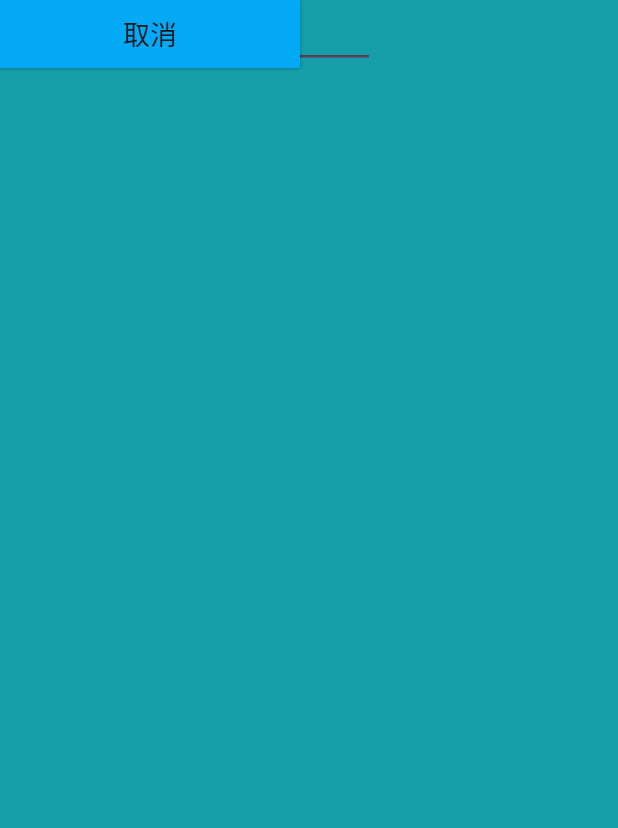
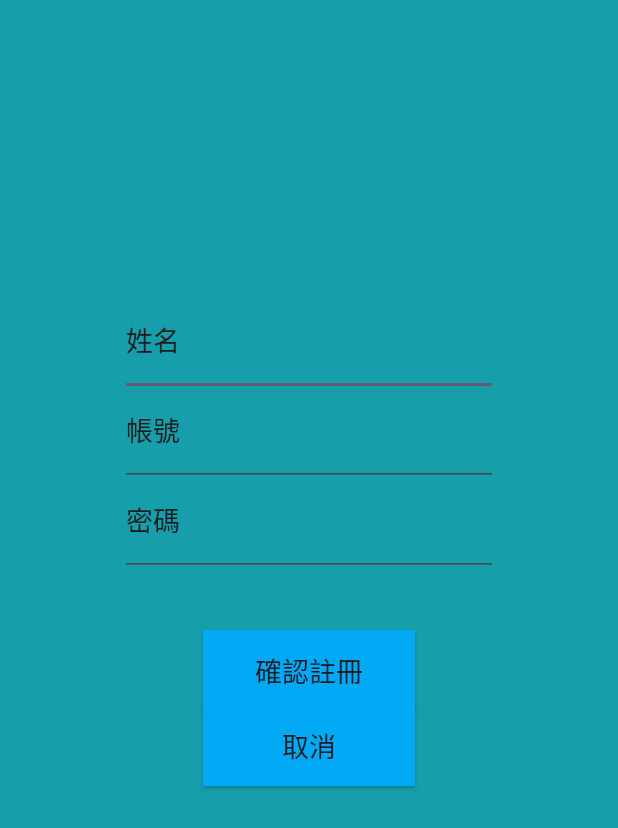
Before and after one commit to 55688rrrr/UIBasic2, an Android app: the layout register_page.xml on its own in the app's theme, with its tools: preview values and no code run, on a phone screen of 412 x 824 dp. Shown: the top 828 px of the screen. Run offline under Robolectric (Android 15) with nearby library versions, the phone set to English and light mode, and no system bars.

Commit message:
將格式修改

```diff
--- a/app/src/main/res/layout/register_page.xml
+++ b/app/src/main/res/layout/register_page.xml
@@ -1,5 +1,5 @@
 <?xml version="1.0" encoding="utf-8"?>
-<androidx.constraintlayout.widget.ConstraintLayout xmlns:android="http://schemas.android.com/apk/res/android"
+<RelativeLayout xmlns:android="http://schemas.android.com/apk/res/android"
     xmlns:app="http://schemas.android.com/apk/res-auto"
     xmlns:tools="http://schemas.android.com/tools"
     android:id="@+id/linearLayout"
@@ -9,58 +9,86 @@
     android:orientation="vertical">
 
     <androidx.appcompat.widget.AppCompatButton
-    android:id="@+id/ConfirmButton"
+        android:id="@+id/ConfirmButton"
         android:layout_width="200dp"
         android:layout_height="45dp"
+        android:layout_alignParentStart="true"
+        android:layout_alignParentTop="true"
+        android:layout_alignParentEnd="true"
+        android:layout_alignParentBottom="true"
+        android:layout_marginStart="135dp"
+        android:layout_marginTop="420dp"
+        android:layout_marginEnd="135dp"
+        android:layout_marginBottom="350dp"
         android:background="@color/itemBlue"
         android:text="確認註冊"
-        android:gravity="center"
-        android:textSize="18sp"
-        tools:layout_editor_absoluteX="105dp"
-        tools:layout_editor_absoluteY="400dp" />
+        android:textSize="18sp" />
 
     <androidx.appcompat.widget.AppCompatButton
     android:id="@+id/CancelButton"
         android:layout_width="200dp"
         android:layout_height="45dp"
+        android:layout_alignParentStart="true"
+        android:layout_alignParentTop="true"
+        android:layout_alignParentEnd="true"
+        android:layout_alignParentBottom="true"
+        android:layout_marginStart="135dp"
+        android:layout_marginTop="470dp"
+        android:layout_marginEnd="135dp"
+        android:layout_marginBottom="300dp"
         android:text="取消"
-        android:gravity="center"
         android:textSize="18sp"
-        android:background="@color/itemBlue"
-        tools:layout_editor_absoluteX="105dp"
-        tools:layout_editor_absoluteY="460dp" />
+        android:background="@color/itemBlue" />
 
     <EditText
         android:id="@+id/NameInput"
         android:layout_width="250dp"
         android:layout_height="45dp"
+        android:layout_alignParentStart="true"
+        android:layout_alignParentTop="true"
+        android:layout_alignParentEnd="true"
+        android:layout_alignParentBottom="true"
+        android:layout_marginStart="80dp"
+        android:layout_marginTop="190dp"
+        android:layout_marginEnd="80dp"
+        android:layout_marginBottom="560dp"
         android:ems="10"
         android:inputType="text"
         android:text="姓名"
-        android:textSize="18sp"
-        tools:layout_editor_absoluteX="80dp"
-        tools:layout_editor_absoluteY="200dp" />
+        android:textSize="18sp" />
 
     <EditText
         android:id="@+id/AccountInput"
         android:layout_width="250dp"
         android:layout_height="45dp"
+        android:layout_alignParentStart="true"
+        android:layout_alignParentTop="true"
+        android:layout_alignParentEnd="true"
+        android:layout_alignParentBottom="true"
+        android:layout_marginStart="80dp"
+        android:layout_marginTop="250dp"
+        android:layout_marginEnd="80dp"
+        android:layout_marginBottom="500dp"
         android:ems="10"
         android:inputType="text"
         android:text="帳號"
-        android:textSize="18sp"
-        tools:layout_editor_absoluteX="80dp"
-        tools:layout_editor_absoluteY="250dp" />
+        android:textSize="18sp" />
 
     <EditText
         android:id="@+id/PasswordInput"
         android:layout_width="250dp"
         android:layout_height="45dp"
+        android:layout_alignParentStart="true"
+        android:layout_alignParentTop="true"
+        android:layout_alignParentEnd="true"
+        android:layout_alignParentBottom="true"
+        android:layout_marginStart="80dp"
+        android:layout_marginTop="310dp"
+        android:layout_marginEnd="80dp"
+        android:layout_marginBottom="440dp"
         android:ems="10"
         android:inputType="text"
         android:text="密碼"
-        android:textSize="18sp"
-        tools:layout_editor_absoluteX="80dp"
-        tools:layout_editor_absoluteY="300dp" />
+        android:textSize="18sp" />
 
-</androidx.constraintlayout.widget.ConstraintLayout>
+</RelativeLayout>
```
Also changed, not shown: app/src/main/res/layout/login_page.xml (+40 -18 lines).
